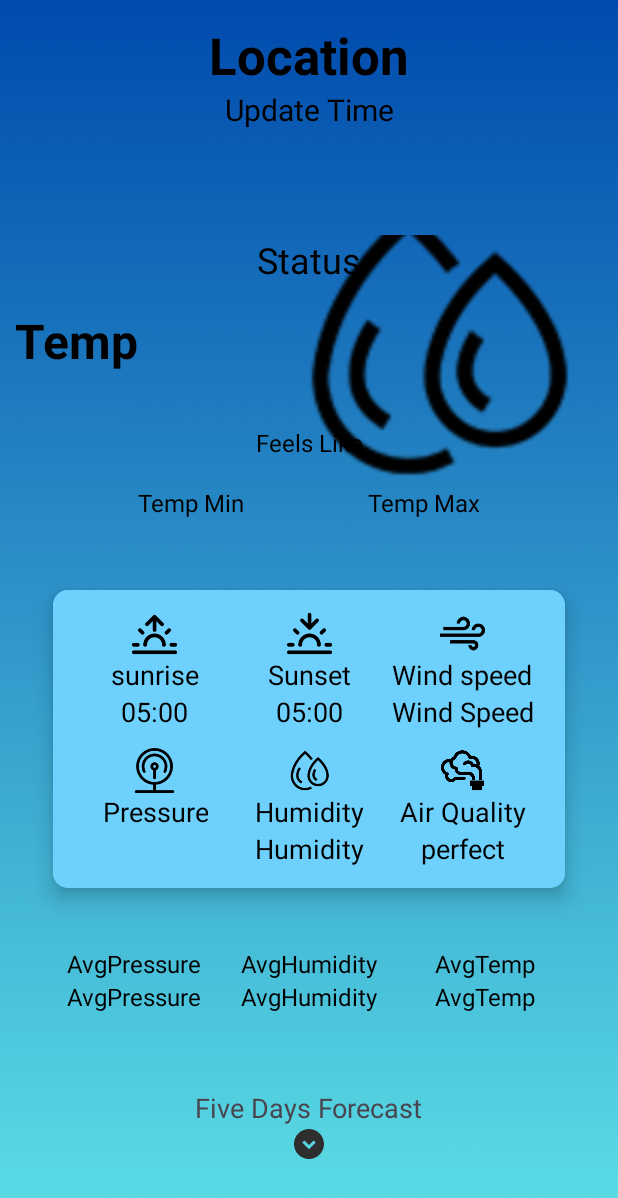
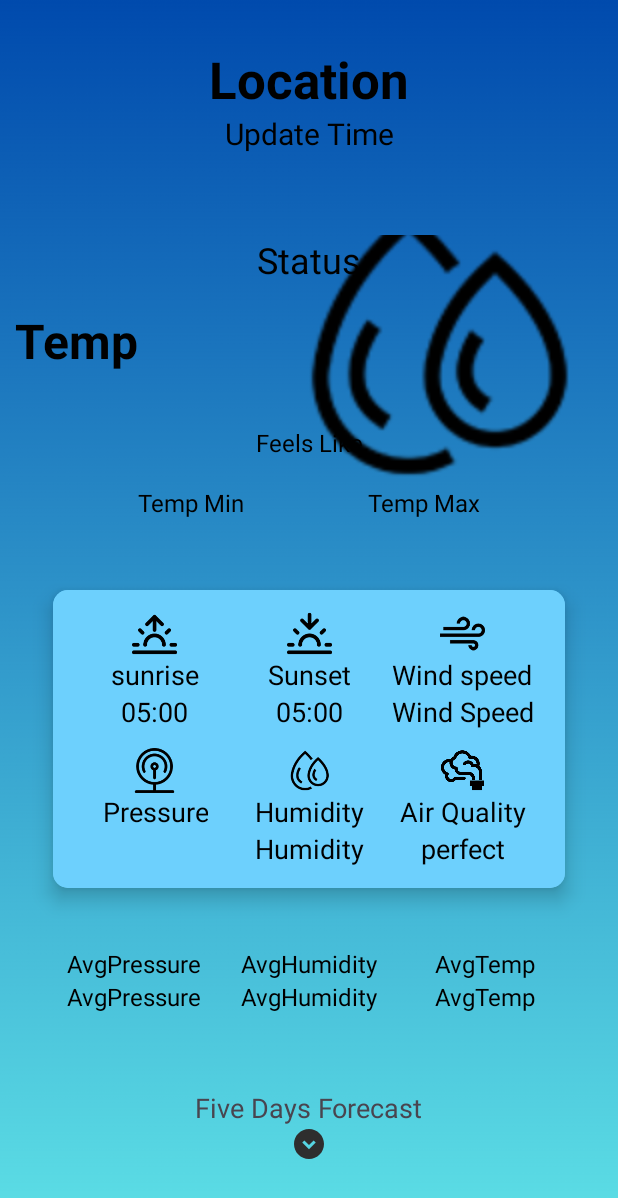
Before and after one commit to rajesh10110306/WeatherApp, an Android app: the layout fragment_weather.xml on its own in the app's theme, with its tools: preview values and no code run, on a phone screen of 412 x 824 dp. Shown: the top 1198 px of the screen. Run offline under Robolectric (Android 15) with nearby library versions, the phone set to English and light mode, and no system bars.

```diff
--- a/app/src/main/java/com/example/weatherapp/data/forecast/ForecastData.kt
+++ b/app/src/main/java/com/example/weatherapp/data/forecast/ForecastData.kt
@@ -5,7 +5,7 @@ data class ForecastData(
     val dt: Int,
     val dt_txt: String,
     val main: Main,
-    val pop: Int,
+    val pop: Double,
     val sys: Sys,
     val visibility: Int,
     val weather: List<Weather>,
--- a/app/src/main/res/layout/fragment_weather.xml
+++ b/app/src/main/res/layout/fragment_weather.xml
@@ -29,7 +29,7 @@
                 android:layout_width="wrap_content"
                 android:layout_height="wrap_content"
                 android:orientation="horizontal"
-                app:layout_constraintGuide_percent="0.05" />
+                app:layout_constraintGuide_percent="0.07" />
 
             <LinearLayout
                 android:layout_width="0dp"
```
